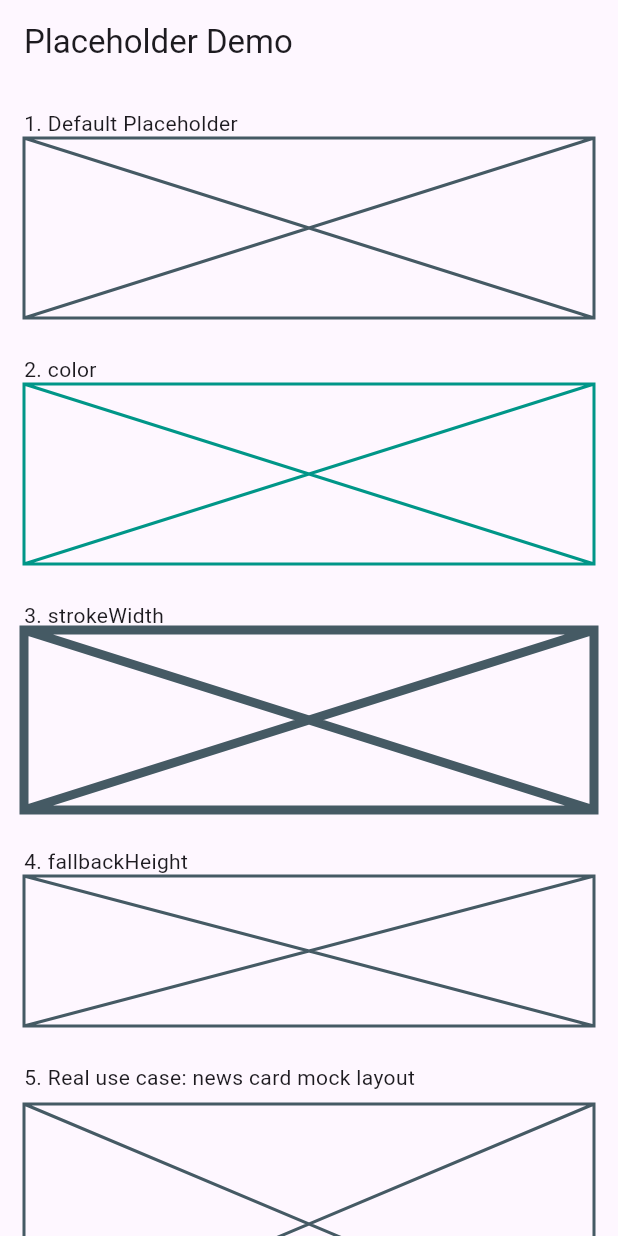
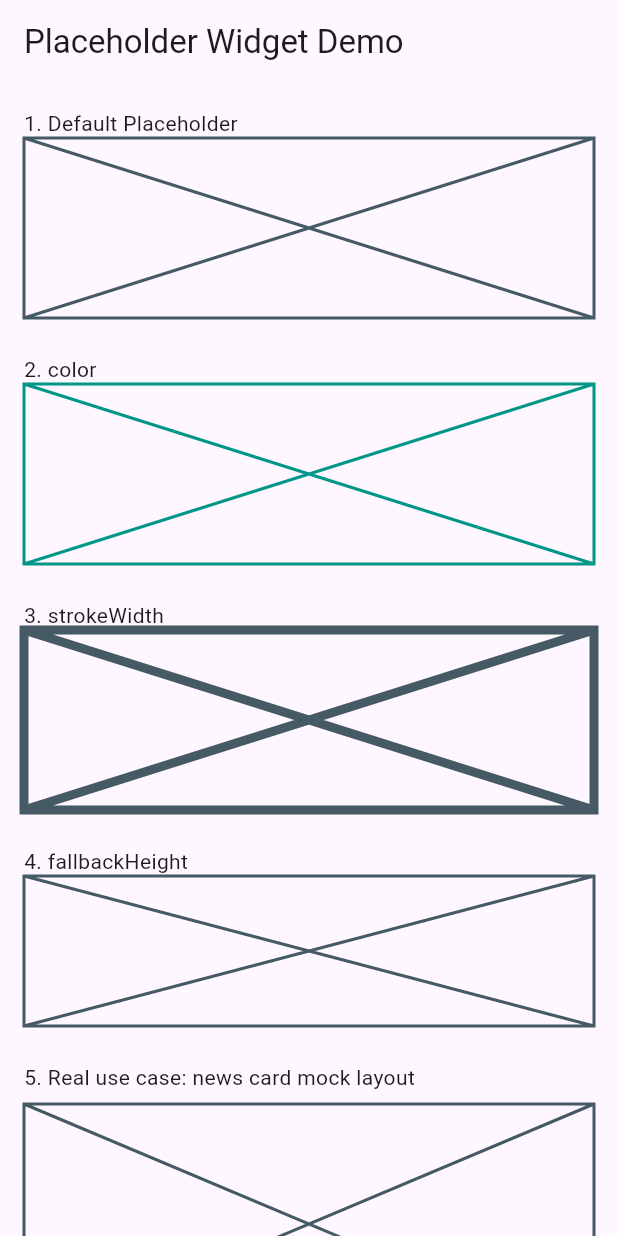
Before and after one commit to Jobealieu/placeholder_demo, a Flutter app: the screen it shows after launch, on a phone screen of 412 x 824 dp. Run offline on Flutter 3.47's test engine with Material 3 defaults, Android fonts, the phone set to English and light mode, and no system bars.

Commit message:
style: update app bar title

```diff
--- a/lib/main.dart
+++ b/lib/main.dart
@@ -12,7 +12,7 @@ class PlaceholderDemo extends StatelessWidget {
     return MaterialApp(
       debugShowCheckedModeBanner: false,
       home: Scaffold(
-        appBar: AppBar(title: const Text('Placeholder Demo')),
+        appBar: AppBar(title: const Text('Placeholder Widget Demo')),
         body: ListView(
           padding: const EdgeInsets.all(16),
           children: const [
```
